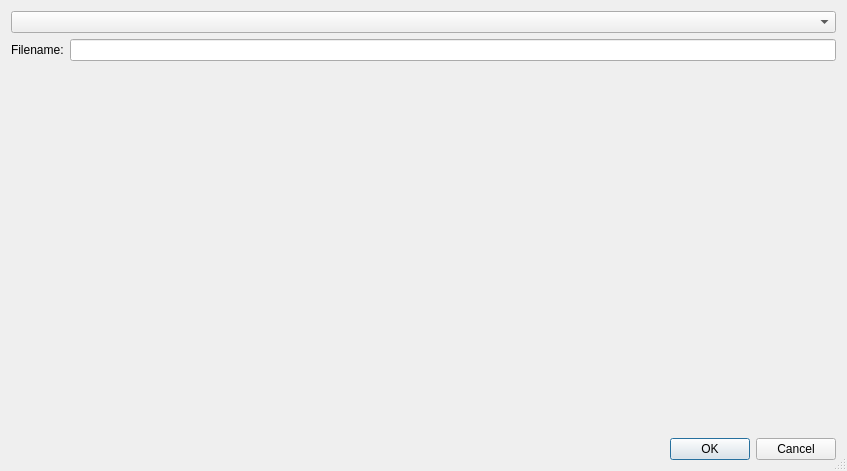
Old version of the form forms/objectpropertiesdlg.ui in the repository RasmusRPaulsen/Sumatra.
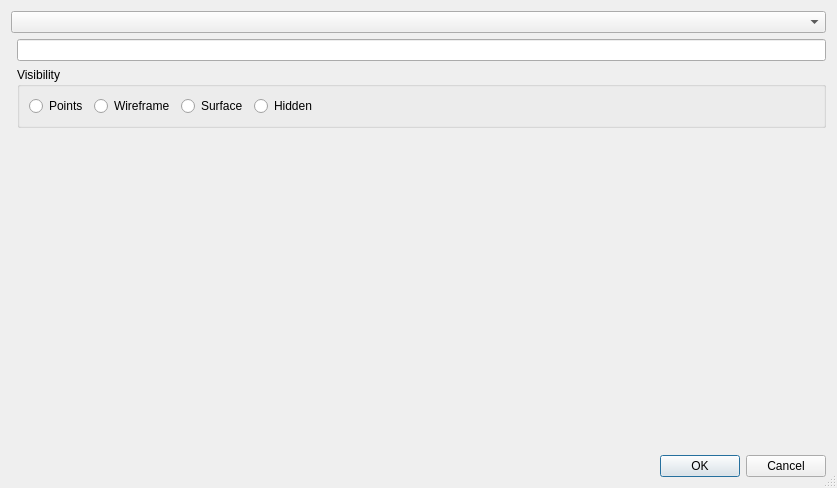
New version of the form.

What changed in the file:
```diff
--- a/forms/objectpropertiesdlg.ui
+++ b/forms/objectpropertiesdlg.ui
@@ -6,8 +6,8 @@
    <rect>
     <x>0</x>
     <y>0</y>
-    <width>847</width>
-    <height>471</height>
+    <width>837</width>
+    <height>488</height>
    </rect>
   </property>
   <property name="windowTitle">
@@ -27,18 +27,11 @@
      </property>
     </widget>
    </item>
-   <item row="0" column="0">
+   <item row="1" column="0">
     <layout class="QFormLayout" name="formLayout">
      <item row="0" column="0" colspan="2">
       <widget class="QComboBox" name="selectedObjectCB"/>
      </item>
-     <item row="1" column="0">
-      <widget class="QLabel" name="label">
-       <property name="text">
-        <string>Filename:</string>
-       </property>
-      </widget>
-     </item>
      <item row="1" column="1">
       <widget class="QLineEdit" name="fullObjectName">
        <property name="enabled">
@@ -55,6 +48,59 @@
        </property>
       </widget>
      </item>
+     <item row="2" column="1">
+      <widget class="QGroupBox" name="groupBox">
+       <property name="title">
+        <string>Visibility</string>
+       </property>
+       <layout class="QFormLayout" name="formLayout_2">
+        <item row="0" column="0">
+         <layout class="QHBoxLayout" name="horizontalLayout">
+          <item>
+           <widget class="QRadioButton" name="RenderingPointsBtn">
+            <property name="text">
+             <string>Points</string>
+            </property>
+            <attribute name="buttonGroup">
+             <string notr="true">renderingTypeGroup</string>
+            </attribute>
+           </widget>
+          </item>
+          <item>
+           <widget class="QRadioButton" name="RenderingWFBtn">
+            <property name="text">
+             <string>Wireframe</string>
+            </property>
+            <attribute name="buttonGroup">
+             <string notr="true">renderingTypeGroup</string>
+            </attribute>
+           </widget>
+          </item>
+          <item>
+           <widget class="QRadioButton" name="RenderingSurfaceBtn">
+            <property name="text">
+             <string>Surface</string>
+            </property>
+            <attribute name="buttonGroup">
+             <string notr="true">renderingTypeGroup</string>
+            </attribute>
+           </widget>
+          </item>
+          <item>
+           <widget class="QRadioButton" name="RenderingHiddenBtn">
+            <property name="text">
+             <string>Hidden</string>
+            </property>
+            <attribute name="buttonGroup">
+             <string notr="true">renderingTypeGroup</string>
+            </attribute>
+           </widget>
+          </item>
+         </layout>
+        </item>
+       </layout>
+      </widget>
+     </item>
     </layout>
    </item>
   </layout>
```
Left out of the diff: 3 changed lines with no effect on the pictures.
